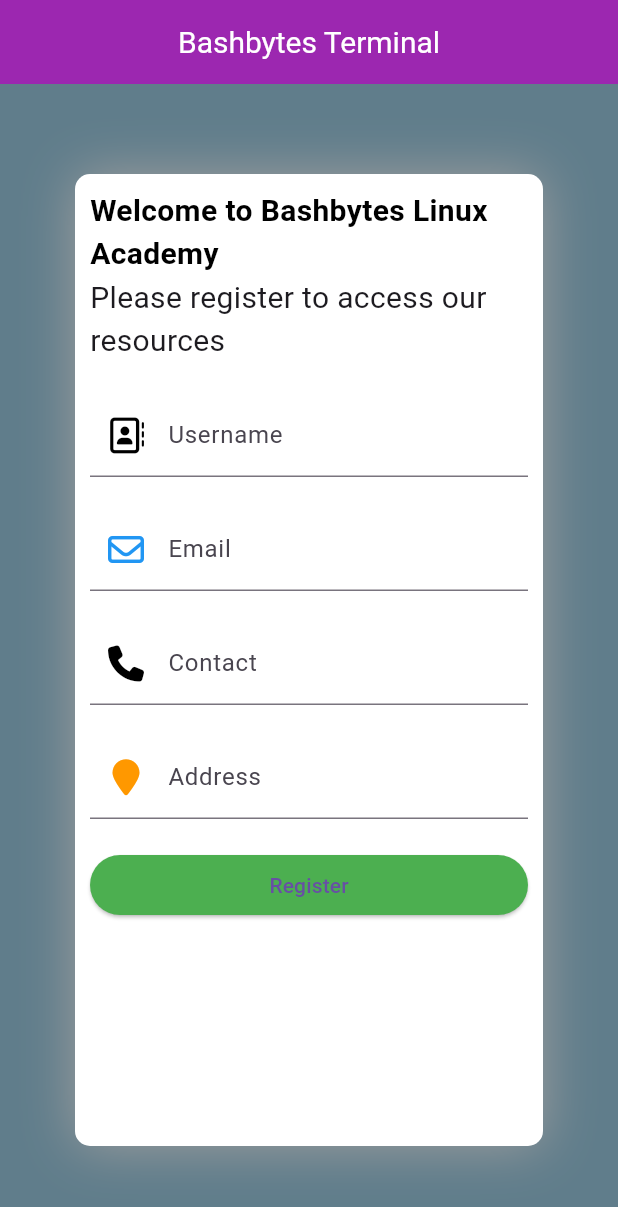
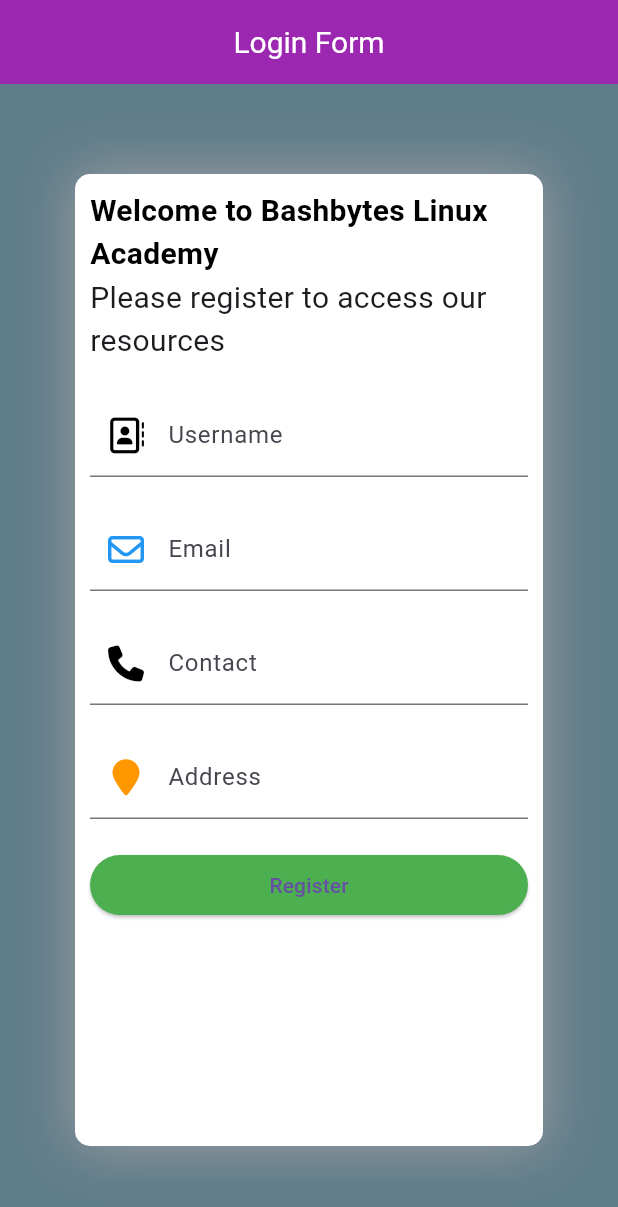
Before and after one commit to Majok-Bol/login_form, a Flutter app: the screen it shows after launch, on a phone screen of 412 x 824 dp. Shown: the top 1207 px of the screen. Run offline on Flutter 3.47's test engine with Material 3 defaults, Android fonts, the phone set to English and light mode, and no system bars; our stand-ins replace font_awesome_flutter.

Commit message:
changed title to login form

```diff
--- a/lib/main.dart
+++ b/lib/main.dart
@@ -10,7 +10,7 @@ class MyApp extends StatelessWidget{
       debugShowCheckedModeBanner: false,
       home: Scaffold(
         backgroundColor: Colors.blueGrey,
-        appBar: AppBar(title: Text('Bashbytes Terminal',style: TextStyle(color: Colors.white,fontSize: 20),),centerTitle: true,backgroundColor: Colors.purple,),
+        appBar: AppBar(title: Text('Login Form',style: TextStyle(color: Colors.white,fontSize: 20),),centerTitle: true,backgroundColor: Colors.purple,),
         body:Container(
           // color: Colors.lightGreen,
           padding: EdgeInsets.all(10),
```
